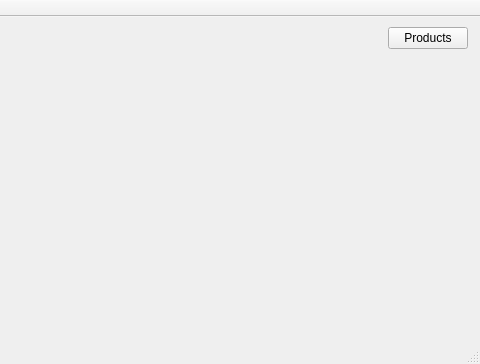
Above: mainwindow.ui from Gance54/test_qt before the change; both pictures show x 282 to 762 and y 0 to 364 of the 762 by 364 pixel window. Below: the same form after it.
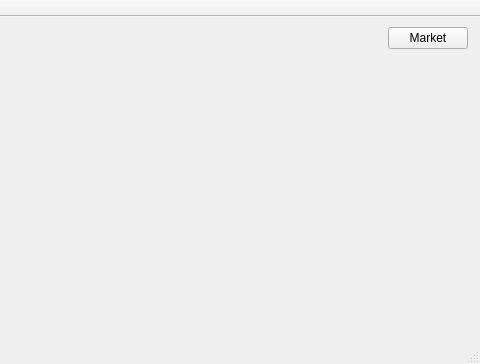
That is the form after the change.

```diff
--- a/mainwindow.ui
+++ b/mainwindow.ui
@@ -37,7 +37,7 @@
      </rect>
     </property>
     <property name="text">
-     <string>Products</string>
+     <string>Market</string>
     </property>
    </widget>
    <widget class="QPushButton" name="InitDatabase">
```
